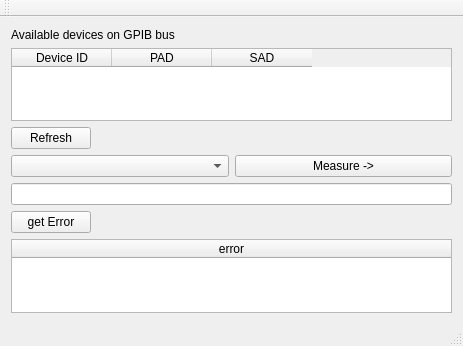
The window that seebeck/mainwindow.ui (OfficeForProductSafetyAndStandards/LegacyVB6) describes before a commit, drawn with Qt 5.
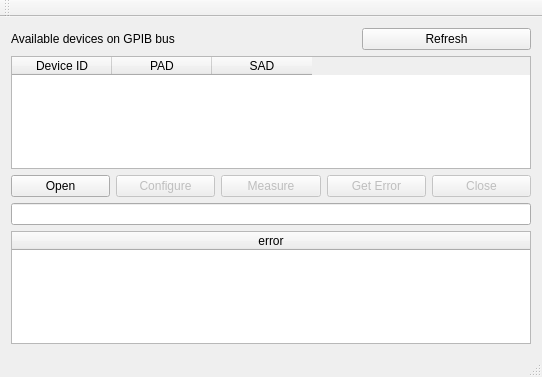
The same window after the commit.

```diff
--- a/seebeck/mainwindow.ui
+++ b/seebeck/mainwindow.ui
@@ -6,8 +6,8 @@
    <rect>
     <x>0</x>
     <y>0</y>
-    <width>463</width>
-    <height>346</height>
+    <width>542</width>
+    <height>377</height>
    </rect>
   </property>
   <property name="windowTitle">
@@ -22,7 +22,7 @@
       </property>
      </widget>
     </item>
-    <item row="1" column="0" colspan="2">
+    <item row="2" column="0" colspan="3">
      <widget class="QTableWidget" name="devicesTableWidget">
       <column>
        <property name="text">
@@ -41,41 +41,58 @@
       </column>
      </widget>
     </item>
-    <item row="2" column="0">
-     <widget class="QPushButton" name="refreshPushButton">
-      <property name="text">
-       <string>Refresh</string>
-      </property>
-     </widget>
-    </item>
-    <item row="2" column="1">
-     <spacer name="horizontalSpacer">
-      <property name="orientation">
-       <enum>Qt::Horizontal</enum>
-      </property>
-      <property name="sizeHint" stdset="0">
-       <size>
-        <width>40</width>
-        <height>20</height>
-       </size>
-      </property>
-     </spacer>
-    </item>
-    <item row="4" column="0" colspan="2">
+    <item row="4" column="0" colspan="3">
      <layout class="QHBoxLayout" name="horizontalLayout">
       <item>
-       <widget class="QComboBox" name="modeComboBox"/>
+       <widget class="QPushButton" name="openPushButton">
+        <property name="text">
+         <string>Open</string>
+        </property>
+       </widget>
+      </item>
+      <item>
+       <widget class="QPushButton" name="configurePushButton">
+        <property name="enabled">
+         <bool>false</bool>
+        </property>
+        <property name="text">
+         <string>Configure</string>
+        </property>
+       </widget>
       </item>
       <item>
        <widget class="QPushButton" name="measurePushButton">
+        <property name="enabled">
+         <bool>false</bool>
+        </property>
         <property name="text">
-         <string>Measure -&gt;</string>
+         <string>Measure</string>
+        </property>
+       </widget>
+      </item>
+      <item>
+       <widget class="QPushButton" name="errorPushButton">
+        <property name="enabled">
+         <bool>false</bool>
+        </property>
+        <property name="text">
+         <string>Get Error</string>
+        </property>
+       </widget>
+      </item>
+      <item>
+       <widget class="QPushButton" name="closePushButton">
+        <property name="enabled">
+         <bool>false</bool>
+        </property>
+        <property name="text">
+         <string>Close</string>
         </property>
        </widget>
       </item>
      </layout>
     </item>
-    <item row="7" column="0" colspan="2">
+    <item row="7" column="0" colspan="3">
      <widget class="QTableWidget" name="errorTableWidget">
       <attribute name="horizontalHeaderStretchLastSection">
        <bool>true</bool>
@@ -87,16 +104,16 @@
       </column>
      </widget>
     </item>
-    <item row="6" column="0">
-     <widget class="QPushButton" name="errorPushButton">
-      <property name="text">
-       <string>get Error</string>
-      </property>
-     </widget>
-    </item>
-    <item row="5" column="0" colspan="2">
+    <item row="5" column="0" colspan="3">
      <widget class="QLineEdit" name="resultLineEdit"/>
     </item>
+    <item row="0" column="2">
+     <widget class="QPushButton" name="refreshPushButton">
+      <property name="text">
+       <string>Refresh</string>
+      </property>
+     </widget>
+    </item>
    </layout>
   </widget>
   <widget class="QMenuBar" name="menuBar">
```
Left out of the diff: 2 changed lines with no effect on the pictures.
